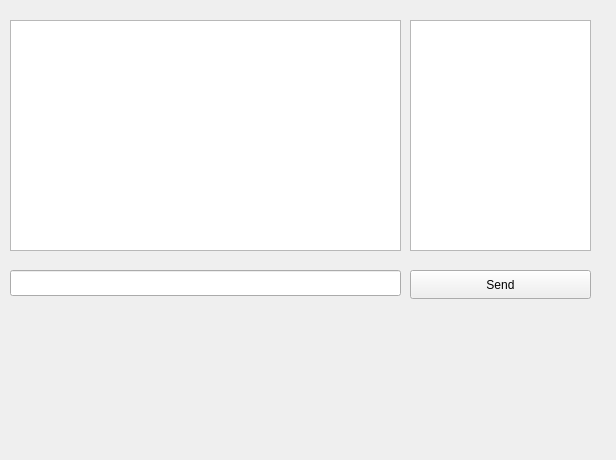
Above: server/chatroom.ui from heejin5484/Veda_Mini2 before the change. Below: the same form after it.
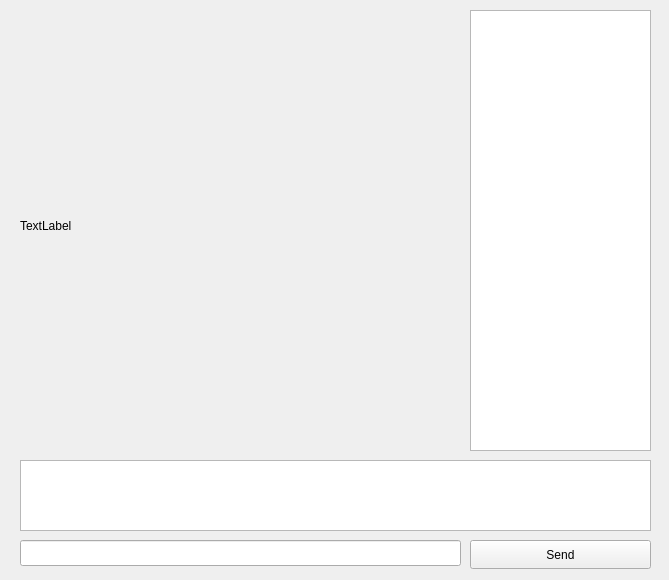
That is the form after the change.

Commit message:
feat : camera connect
- QLabel에 카메라 capture해서 그리는 코드 작성

해야할것 : client로 보내고 client화면에서 띄우기

Diff of the .ui file:
```diff
--- a/server/chatroom.ui
+++ b/server/chatroom.ui
@@ -6,8 +6,8 @@
    <rect>
     <x>0</x>
     <y>0</y>
-    <width>616</width>
-    <height>460</height>
+    <width>669</width>
+    <height>580</height>
    </rect>
   </property>
   <property name="windowTitle">
@@ -16,29 +16,29 @@
   <widget class="QListWidget" name="userList">
    <property name="geometry">
     <rect>
-     <x>410</x>
-     <y>20</y>
+     <x>470</x>
+     <y>10</y>
      <width>181</width>
-     <height>231</height>
+     <height>441</height>
     </rect>
    </property>
   </widget>
   <widget class="QTextEdit" name="textEdit">
    <property name="geometry">
     <rect>
-     <x>10</x>
-     <y>20</y>
-     <width>391</width>
-     <height>231</height>
+     <x>20</x>
+     <y>460</y>
+     <width>631</width>
+     <height>71</height>
     </rect>
    </property>
   </widget>
   <widget class="QLineEdit" name="lineEdit">
    <property name="geometry">
     <rect>
-     <x>10</x>
-     <y>270</y>
-     <width>391</width>
+     <x>20</x>
+     <y>540</y>
+     <width>441</width>
      <height>26</height>
     </rect>
    </property>
@@ -46,8 +46,8 @@
   <widget class="QPushButton" name="pushButton">
    <property name="geometry">
     <rect>
-     <x>410</x>
-     <y>270</y>
+     <x>470</x>
+     <y>540</y>
      <width>181</width>
      <height>29</height>
     </rect>
@@ -56,6 +56,19 @@
     <string>Send</string>
    </property>
   </widget>
+  <widget class="QLabel" name="cameraView">
+   <property name="geometry">
+    <rect>
+     <x>20</x>
+     <y>10</y>
+     <width>431</width>
+     <height>431</height>
+    </rect>
+   </property>
+   <property name="text">
+    <string>TextLabel</string>
+   </property>
+  </widget>
  </widget>
  <resources/>
  <connections/>
```
The commit also changes 3 other files.
